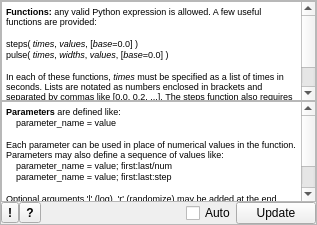
Above: lib/util/generator/GeneratorTemplate.ui from acq4/acq4 before the change. Below: the same form after it.
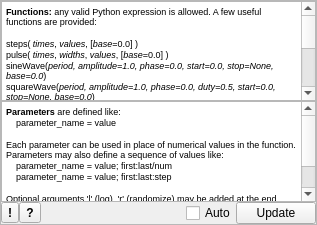
That is the form after the change. The open tabs and pages were chosen to show the change.

Commit message: small bugfix wave generator updates + documentation

```diff
--- a/lib/util/generator/GeneratorTemplate.ui
+++ b/lib/util/generator/GeneratorTemplate.ui
@@ -118,6 +118,10 @@
 &lt;p style="-qt-paragraph-type:empty; margin-top:0px; margin-bottom:0px; margin-left:0px; margin-right:0px; -qt-block-indent:0; text-indent:0px; font-family:'Sans Serif'; font-size:7pt;">&lt;/p>
 &lt;p style=" margin-top:0px; margin-bottom:0px; margin-left:0px; margin-right:0px; -qt-block-indent:0; text-indent:0px; font-family:'Sans Serif'; font-size:7pt;">steps( &lt;span style=" font-style:italic;">times&lt;/span>, &lt;span style=" font-style:italic;">values&lt;/span>, [&lt;span style=" font-style:italic;">base&lt;/span>=0.0] )&lt;/p>
 &lt;p style=" margin-top:0px; margin-bottom:0px; margin-left:0px; margin-right:0px; -qt-block-indent:0; text-indent:0px; font-family:'Sans Serif'; font-size:7pt;">pulse( &lt;span style=" font-style:italic;">times&lt;/span>, &lt;span style=" font-style:italic;">widths&lt;/span>, &lt;span style=" font-style:italic;">values&lt;/span>, [&lt;span style=" font-style:italic;">base&lt;/span>=0.0] )&lt;/p>
+&lt;p style=" margin-top:0px; margin-bottom:0px; margin-left:0px; margin-right:0px; -qt-block-indent:0; text-indent:0px; font-family:'Sans Serif'; font-size:7pt;">sineWave(&lt;span style=" font-style:italic;">period, amplitude=1.0, phase=0.0, start=0.0, stop=None, base=0.0&lt;/span>)&lt;/p>
+&lt;p style=" margin-top:0px; margin-bottom:0px; margin-left:0px; margin-right:0px; -qt-block-indent:0; text-indent:0px; font-family:'Sans Serif'; font-size:7pt;">squareWave(&lt;span style=" font-style:italic;">period, amplitude=1.0, phase=0.0, duty=0.5, start=0.0, stop=None, base=0.0&lt;/span>)&lt;/p>
+&lt;p style=" margin-top:0px; margin-bottom:0px; margin-left:0px; margin-right:0px; -qt-block-indent:0; text-indent:0px; font-family:'Sans Serif'; font-size:7pt;">sawWave(&lt;span style=" font-style:italic;">period, amplitude=1.0, phase=0.0, start=0.0, stop=None, base=0.0&lt;/span>)&lt;/p>
+&lt;p style=" margin-top:0px; margin-bottom:0px; margin-left:0px; margin-right:0px; -qt-block-indent:0; text-indent:0px; font-family:'Sans Serif'; font-size:7pt;">listWave(&lt;span style=" font-style:italic;">period, values, phase=0.0, start=0.0, stop=None, base=0.0&lt;/span>)&lt;/p>
 &lt;p style="-qt-paragraph-type:empty; margin-top:0px; margin-bottom:0px; margin-left:0px; margin-right:0px; -qt-block-indent:0; text-indent:0px; font-family:'Sans Serif'; font-size:7pt;">&lt;/p>
 &lt;p style=" margin-top:0px; margin-bottom:0px; margin-left:0px; margin-right:0px; -qt-block-indent:0; text-indent:0px; font-family:'Sans Serif'; font-size:7pt;">In each of these functions, &lt;span style=" font-style:italic;">times&lt;/span> must be specified as a list of times in seconds. Lists are notated as numbers enclosed in brackets and separated by commas like [0.0, 0.2, ...]. The steps function also requires a list of &lt;span style=" font-style:italic;">values.&lt;/span> The pulses function can accept either lists or single values for &lt;span style=" font-style:italic;">widths&lt;/span> and &lt;span style=" font-style:italic;">values&lt;/span>. The argument &lt;span style=" font-style:italic;">base&lt;/span> is optional for both functions.&lt;/p>&lt;/body>&lt;/html></string>
             </property>
```
Left out of the diff: 1 changed line with no effect on the pictures. The commit also changes 3 other files.
